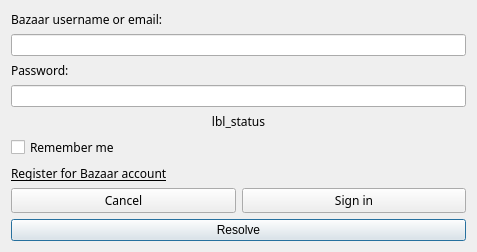
subutai-io/control-center, file hub/forms/DlgLogin.ui: the form before one commit.
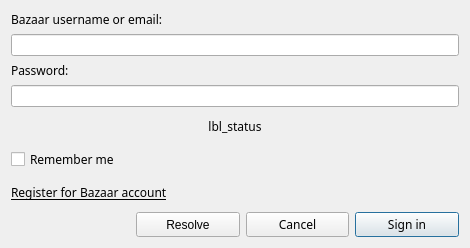
The form after the commit. Icons and pictures are not drawn.

Diff of the .ui file:
```diff
--- a/hub/forms/DlgLogin.ui
+++ b/hub/forms/DlgLogin.ui
@@ -2,14 +2,29 @@
 <ui version="4.0">
  <class>DlgLogin</class>
  <widget class="QDialog" name="DlgLogin">
+  <property name="enabled">
+   <bool>true</bool>
+  </property>
   <property name="geometry">
    <rect>
     <x>0</x>
     <y>0</y>
-    <width>477</width>
+    <width>470</width>
     <height>248</height>
    </rect>
   </property>
+  <property name="sizePolicy">
+   <sizepolicy hsizetype="Preferred" vsizetype="Preferred">
+    <horstretch>0</horstretch>
+    <verstretch>0</verstretch>
+   </sizepolicy>
+  </property>
+  <property name="maximumSize">
+   <size>
+    <width>470</width>
+    <height>297</height>
+   </size>
+  </property>
   <property name="windowTitle">
    <string>Control Center Login</string>
   </property>
@@ -20,69 +35,9 @@
   <layout class="QVBoxLayout" name="verticalLayout">
    <item>
     <layout class="QGridLayout" name="gridLayout_5">
-     <item row="5" column="0">
-      <widget class="QPushButton" name="btn_resolve">
-       <property name="text">
-        <string>Resolve</string>
-       </property>
-      </widget>
-     </item>
-     <item row="1" column="0">
-      <layout class="QGridLayout" name="gridLayout_4" columnstretch="2,0">
-       <item row="0" column="0">
-        <widget class="QLabel" name="lbl_status">
-         <property name="font">
-          <font>
-           <family>Linux Biolinum O</family>
-          </font>
-         </property>
-         <property name="text">
-          <string>lbl_status</string>
-         </property>
-         <property name="textFormat">
-          <enum>Qt::RichText</enum>
-         </property>
-         <property name="alignment">
-          <set>Qt::AlignCenter</set>
-         </property>
-        </widget>
-       </item>
-      </layout>
-     </item>
-     <item row="3" column="0">
-      <layout class="QGridLayout" name="gridLayout_2">
-       <item row="0" column="1">
-        <widget class="QPushButton" name="btn_ok">
-         <property name="font">
-          <font>
-           <family>Linux Biolinum O</family>
-          </font>
-         </property>
-         <property name="styleSheet">
-          <string notr="true">rgb(136, 138, 133)</string>
-         </property>
-         <property name="text">
-          <string>Sign in</string>
-         </property>
-        </widget>
-       </item>
-       <item row="0" column="0">
-        <widget class="QPushButton" name="btn_cancel">
-         <property name="font">
-          <font>
-           <family>Linux Biolinum O</family>
-          </font>
-         </property>
-         <property name="autoFillBackground">
-          <bool>false</bool>
-         </property>
-         <property name="text">
-          <string>Cancel</string>
-         </property>
-        </widget>
-       </item>
-      </layout>
-     </item>
+     <property name="spacing">
+      <number>6</number>
+     </property>
      <item row="0" column="0">
       <layout class="QVBoxLayout" name="verticalLayout_2">
        <item>
@@ -121,10 +76,34 @@
        </item>
       </layout>
      </item>
-     <item row="2" column="0">
-      <layout class="QGridLayout" name="gridLayout_3" columnstretch="2">
+     <item row="1" column="0">
+      <layout class="QGridLayout" name="gridLayout_4" columnstretch="2">
        <item row="0" column="0">
+        <widget class="QLabel" name="lbl_status">
+         <property name="font">
+          <font>
+           <family>Linux Biolinum O</family>
+          </font>
+         </property>
+         <property name="text">
+          <string>lbl_status</string>
+         </property>
+         <property name="textFormat">
+          <enum>Qt::RichText</enum>
+         </property>
+         <property name="alignment">
+          <set>Qt::AlignCenter</set>
+         </property>
+        </widget>
+       </item>
+       <item row="1" column="0">
         <widget class="QCheckBox" name="cb_save_credentials">
+         <property name="sizePolicy">
+          <sizepolicy hsizetype="Minimum" vsizetype="Minimum">
+           <horstretch>0</horstretch>
+           <verstretch>0</verstretch>
+          </sizepolicy>
+         </property>
          <property name="font">
           <font>
            <family>Linux Biolinum O</family>
@@ -135,8 +114,14 @@
          </property>
         </widget>
        </item>
-       <item row="1" column="0">
+       <item row="2" column="0">
         <widget class="QLabel" name="lbl_register_link">
+         <property name="sizePolicy">
+          <sizepolicy hsizetype="Minimum" vsizetype="Minimum">
+           <horstretch>0</horstretch>
+           <verstretch>0</verstretch>
+          </sizepolicy>
+         </property>
          <property name="font">
           <font>
            <family>Linux Biolinum O</family>
@@ -150,6 +135,78 @@
        </item>
       </layout>
      </item>
+     <item row="4" column="0">
+      <layout class="QGridLayout" name="gridLayout_2">
+       <property name="sizeConstraint">
+        <enum>QLayout::SetMinAndMaxSize</enum>
+       </property>
+       <item row="0" column="2">
+        <widget class="QPushButton" name="btn_cancel">
+         <property name="enabled">
+          <bool>true</bool>
+         </property>
+         <property name="font">
+          <font>
+           <family>Linux Biolinum O</family>
+          </font>
+         </property>
+         <property name="autoFillBackground">
+          <bool>false</bool>
+         </property>
+         <property name="text">
+          <string>Cancel</string>
+         </property>
+        </widget>
+       </item>
+       <item row="0" column="3">
+        <widget class="QPushButton" name="btn_ok">
+         <property name="font">
+          <font>
+           <family>Linux Biolinum O</family>
+          </font>
+         </property>
+         <property name="styleSheet">
+          <string notr="true">rgb(136, 138, 133)</string>
+         </property>
+         <property name="text">
+          <string>Sign in</string>
+         </property>
+         <property name="default">
+          <bool>true</bool>
+         </property>
+        </widget>
+       </item>
+       <item row="0" column="0">
+        <spacer name="horizontalSpacer">
+         <property name="orientation">
+          <enum>Qt::Horizontal</enum>
+         </property>
+         <property name="sizeType">
+          <enum>QSizePolicy::Fixed</enum>
+         </property>
+         <property name="sizeHint" stdset="0">
+          <size>
+           <width>125</width>
+           <height>20</height>
+          </size>
+         </property>
+        </spacer>
+       </item>
+       <item row="0" column="1">
+        <widget class="QPushButton" name="btn_resolve">
+         <property name="sizePolicy">
+          <sizepolicy hsizetype="Preferred" vsizetype="Preferred">
+           <horstretch>0</horstretch>
+           <verstretch>0</verstretch>
+          </sizepolicy>
+         </property>
+         <property name="text">
+          <string>Resolve</string>
+         </property>
+        </widget>
+       </item>
+      </layout>
+     </item>
     </layout>
    </item>
   </layout>
```
Left out of the diff: 1 changed line with no effect on the pictures.
